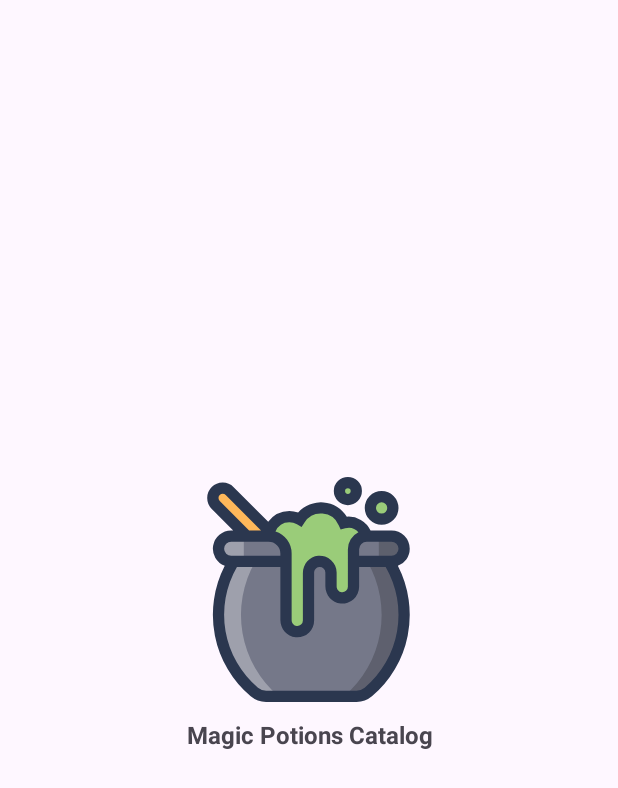
After one commit to Laggerzipp/DnDBestiary, an Android app: the SplashFragment screen opened directly, with no data from a screen before it, on a phone screen of 412 x 824 dp. The commit adds this screen. Shown: the top 788 px of the screen. Run offline under Robolectric (Android 15) with nearby library versions, the light colour scheme and no system bars; network calls fail.

Commit message:
add splash screen feature

```diff
--- a/presentation/src/main/java/com/dndbestiary/MainActivity.kt
+++ b/presentation/src/main/java/com/dndbestiary/MainActivity.kt
@@ -2,6 +2,7 @@ package com.dndbestiary
 
 import androidx.appcompat.app.AppCompatActivity
 import android.os.Bundle
+import android.view.View
 import androidx.fragment.app.Fragment
 import com.dndbestiary.databinding.ActivityMainBinding
 import com.dndbestiary.libraryfragment.LibraryFragment
@@ -17,9 +18,14 @@ class MainActivity : AppCompatActivity(),FragmentCallback {
         binding = ActivityMainBinding.inflate(layoutInflater)
         setContentView(binding.root)
 
-        binding.btmNav.selectedItemId = R.id.catalog
-        binding.btmNav.itemIconTintList = null
-        sendCallback("openMainFragment", null)
+        binding.apply {
+            toolbar.visibility = View.GONE
+            btmNav.visibility = View.GONE
+            btmNav.selectedItemId = R.id.catalog
+            btmNav.itemIconTintList = null
+        }
+
+        sendCallback("openSplashFragment", null)
 
         binding.btmNav.setOnItemSelectedListener {
             when(it.itemId){
@@ -33,14 +39,20 @@ class MainActivity : AppCompatActivity(),FragmentCallback {
     override fun sendCallback(callback: String, potion: Potion?): Boolean {
         val fragment: Fragment
         val bundle = Bundle()
-        var potionString = Gson().toJson(potion)
+        val potionString = Gson().toJson(potion)
+        if(callback == "openSplashFragment"){
+            fragment = SplashFragment.newInstance()
+            fragment.setFragmentCallback(this)
+            openFragment(fragment, false)
+            return true
+        }
         if(callback == "openMainFragment"){
+            binding.btmNav.visibility = View.VISIBLE
+            binding.toolbar.visibility = View.VISIBLE
+
             fragment = MainFragment.newInstance()
             fragment.setFragmentCallback(this)
-            supportFragmentManager
-                .beginTransaction()
-                .replace(R.id.frMain, fragment)
-                .commit()
+            openFragment(fragment,false)
             return true
         }
         if(callback == "openPotionFragment"){
@@ -48,23 +60,31 @@ class MainActivity : AppCompatActivity(),FragmentCallback {
             fragment.setFragmentCallback(this)
             bundle.putString("potion", potionString)
             fragment.arguments = bundle
+            openFragment(fragment,true)
+            return true
+        }
+        if(callback == "openLibraryFragment"){
+            fragment = LibraryFragment.newInstance()
+            fragment.setFragmentCallback(this)
+            openFragment(fragment,false)
+            return true
+        }
+        return false
+    }
 
+    private fun openFragment(fragment: Fragment, tag:Boolean){
+        if(!tag){
+            supportFragmentManager
+                .beginTransaction()
+                .replace(R.id.frMain, fragment)
+                .commit()
+        }
+        else{
             supportFragmentManager
                 .beginTransaction()
                 .replace(R.id.frMain, fragment)
                 .addToBackStack(null)
                 .commit()
-            return true
         }
-        if(callback == "openLibraryFragment"){
-            fragment = LibraryFragment.newInstance()
-            fragment.setFragmentCallback(this)
-            supportFragmentManager
-                .beginTransaction()
-                .replace(R.id.frMain, fragment)
-                .commit()
-            return true
-        }
-        return false
     }
 }
--- /dev/null
+++ b/presentation/src/main/java/com/dndbestiary/SplashFragment.kt
@@ -0,0 +1,41 @@
+package com.dndbestiary
+
+import android.os.Bundle
+import android.os.Handler
+import android.os.Looper
+import androidx.fragment.app.Fragment
+import android.view.LayoutInflater
+import android.view.View
+import android.view.ViewGroup
+import com.dndbestiary.databinding.FragmentSplashBinding
+
+class SplashFragment : Fragment() {
+    lateinit var binding: FragmentSplashBinding
+    private var fragmentCallback: FragmentCallback? = null
+
+    fun setFragmentCallback(callback: FragmentCallback){
+        fragmentCallback = callback
+    }
+    companion object {
+        @JvmStatic
+        fun newInstance() = SplashFragment()
+    }
+
+    override fun onCreateView(
+        inflater: LayoutInflater, container: ViewGroup?,
+        savedInstanceState: Bundle?,
+    ): View {
+        binding = FragmentSplashBinding.inflate(inflater)
+        return binding.root
+    }
+
+    override fun onResume() {
+        super.onResume()
+
+        val delayMillis = 1500
+        Handler(Looper.getMainLooper()).postDelayed({
+            fragmentCallback?.sendCallback("openMainFragment",null)
+        }, delayMillis.toLong())
+    }
+
+}
--- a/presentation/src/main/java/com/dndbestiary/mainfragment/MainFragment.kt
+++ b/presentation/src/main/java/com/dndbestiary/mainfragment/MainFragment.kt
@@ -6,11 +6,9 @@ import android.view.LayoutInflater
 import android.view.View
 import android.view.ViewGroup
 import androidx.recyclerview.widget.GridLayoutManager
-import androidx.recyclerview.widget.RecyclerView.Adapter
 import com.dndbestiary.FragmentCallback
 import com.dndbestiary.databinding.FragmentMainBinding
 import com.hfad.data.retrofit.ApiClient
-import com.hfad.data.retrofit.ApiService
 import com.hfad.data.retrofit.Potion
 import com.hfad.data.retrofit.PotionResponse
 import kotlinx.coroutines.CoroutineScope
--- a/presentation/src/main/java/com/dndbestiary/searchfragment/PotionFragment.kt
+++ b/presentation/src/main/java/com/dndbestiary/searchfragment/PotionFragment.kt
@@ -8,13 +8,8 @@ import android.view.ViewGroup
 import com.dndbestiary.FragmentCallback
 import com.dndbestiary.databinding.FragmentSearchBinding
 import com.google.gson.Gson
-import com.hfad.data.retrofit.ApiClient
-import com.hfad.data.retrofit.ApiService
 import com.hfad.data.retrofit.Potion
 import com.squareup.picasso.Picasso
-import kotlinx.coroutines.CoroutineScope
-import kotlinx.coroutines.Dispatchers
-import kotlinx.coroutines.launch
 
 class PotionFragment : Fragment() {
     private lateinit var binding: FragmentSearchBinding
--- a/presentation/src/main/java/com/dndbestiary/searchfragment/PotionViewModel.kt
+++ b/presentation/src/main/java/com/dndbestiary/searchfragment/PotionViewModel.kt
@@ -3,5 +3,4 @@ package com.dndbestiary.searchfragment
 import androidx.lifecycle.ViewModel
 import com.hfad.data.retrofit.Potion
 
-class PotionViewModel(var potion: Potion? = null) : ViewModel() {
-}
+class PotionViewModel(var potion: Potion? = null) : ViewModel()
--- a/presentation/src/main/res/layout/activity_main.xml
+++ b/presentation/src/main/res/layout/activity_main.xml
@@ -6,6 +6,18 @@
     android:layout_height="match_parent"
     tools:context=".MainActivity">
 
+    <androidx.appcompat.widget.Toolbar
+        android:id="@+id/toolbar"
+        android:layout_width="match_parent"
+        android:layout_height="wrap_content"
+        android:background="?attr/colorPrimary"
+        android:minHeight="?attr/actionBarSize"
+        android:theme="?attr/actionBarTheme"
+        app:layout_constraintEnd_toEndOf="parent"
+        app:layout_constraintStart_toStartOf="parent"
+        app:layout_constraintTop_toTopOf="parent"
+        app:title="@string/app_name"/>
+
     <FrameLayout
         android:id="@+id/frMain"
         android:layout_width="match_parent"
@@ -13,7 +25,7 @@
         app:layout_constraintBottom_toTopOf="@+id/btmNav"
         app:layout_constraintEnd_toEndOf="parent"
         app:layout_constraintStart_toStartOf="parent"
-        app:layout_constraintTop_toTopOf="parent">
+        app:layout_constraintTop_toBottomOf="@+id/toolbar">
 
     </FrameLayout>
 
--- a/presentation/src/main/res/layout/fragment_library.xml
+++ b/presentation/src/main/res/layout/fragment_library.xml
@@ -8,6 +8,6 @@
     <TextView
         android:layout_width="match_parent"
         android:layout_height="match_parent"
-        android:text="Hello" />
+         />
 
 </FrameLayout>
--- a/presentation/src/main/res/layout/fragment_search.xml
+++ b/presentation/src/main/res/layout/fragment_search.xml
@@ -8,7 +8,7 @@
     tools:context=".searchfragment.PotionFragment">
 <LinearLayout
     android:layout_width="match_parent"
-    android:layout_height="match_parent"
+    android:layout_height="wrap_content"
     android:orientation="vertical">
     <androidx.cardview.widget.CardView
         android:layout_width="250dp"
@@ -25,7 +25,8 @@
             android:layout_width="match_parent"
             android:layout_height="match_parent"
             android:scaleType="fitXY"
-            android:src="@drawable/ic_launcher_background" />
+            android:src="@drawable/ic_primary_btm_nav"
+            android:contentDescription="@string/potion_image" />
 
     </androidx.cardview.widget.CardView>
 
--- /dev/null
+++ b/presentation/src/main/res/layout/fragment_splash.xml
@@ -0,0 +1,26 @@
+<?xml version="1.0" encoding="utf-8"?>
+<LinearLayout xmlns:android="http://schemas.android.com/apk/res/android"
+    xmlns:app="http://schemas.android.com/apk/res-auto"
+    android:layout_width="match_parent"
+    android:layout_height="match_parent"
+    android:gravity="center"
+    android:orientation="vertical">
+
+    <ImageView
+        android:id="@+id/imageView2"
+        android:layout_width="150dp"
+        android:layout_height="150dp"
+        android:src="@drawable/ic_primary_btm_nav" />
+
+    <TextView
+        android:id="@+id/textView"
+        android:layout_width="wrap_content"
+        android:layout_height="wrap_content"
+        android:layout_gravity="center"
+        android:layout_marginTop="5dp"
+        android:gravity="center"
+        android:padding="5dp"
+        android:text="@string/app_name"
+        android:textSize="16sp"
+        android:textStyle="bold" />
+</LinearLayout>
--- a/presentation/src/main/res/layout/main_monster_item.xml
+++ b/presentation/src/main/res/layout/main_monster_item.xml
@@ -19,7 +19,8 @@
             android:layout_width="match_parent"
             android:layout_height="match_parent"
             android:scaleType="fitXY"
-            android:src="@drawable/ic_launcher_background" />
+            android:src="@drawable/ic_primary_btm_nav"
+            android:contentDescription="@string/potion_image" />
     </androidx.cardview.widget.CardView>
 
     <TextView
@@ -28,5 +29,5 @@
         android:layout_height="wrap_content"
         android:layout_marginTop="5dp"
         android:layout_gravity="center"
-        android:text="TextView" />
+         />
 </LinearLayout>
--- a/presentation/src/main/res/values/strings.xml
+++ b/presentation/src/main/res/values/strings.xml
@@ -10,4 +10,5 @@
     <string name="effect">Effect:</string>
     <string name="difficulty">Difficulty:</string>
     <string name="characteristics">Characteristics:</string>
+    <string name="potion_image">Potion image</string>
 </resources>
--- a/presentation/src/main/res/values/themes.xml
+++ b/presentation/src/main/res/values/themes.xml
@@ -1,6 +1,6 @@
 <resources xmlns:tools="http://schemas.android.com/tools">
     <!-- Base application theme. -->
-    <style name="Base.Theme.DnDBestiary" parent="Theme.Material3.DayNight">
+    <style name="Base.Theme.DnDBestiary" parent="Theme.Material3.DayNight.NoActionBar">
         <!-- Customize your light theme here. -->
         <item name="colorPrimary">@color/white</item>
         <item name="colorPrimaryDark">@color/black</item>
```
Also changed, not shown: presentation/src/main/java/com/dndbestiary/SplashViewModel.kt (added, +7 -0 lines).
